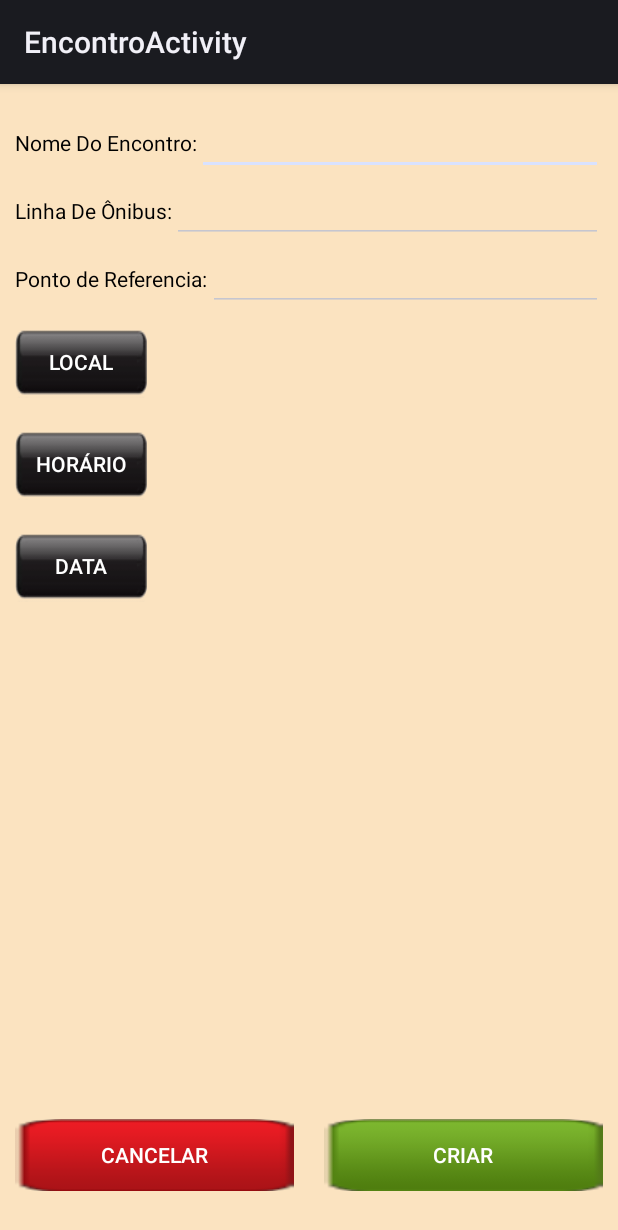
After one commit to leonardoavelino/CiaDoBusao, an Android app: the NovoEncontroActivity screen opened directly, with no data from a screen before it, on a phone screen of 412 x 824 dp. The commit adds this screen. Shown: the top 1230 px of the screen. Run offline under Robolectric (Android 15) with nearby library versions, the phone set to English and light mode, and no system bars.

Commit message:
Tela novoencontro criada; quando logado inicia a tela de perfil

```diff
--- a/app/src/main/AndroidManifest.xml
+++ b/app/src/main/AndroidManifest.xml
@@ -1,7 +1,8 @@
 <?xml version="1.0" encoding="utf-8"?>
 <manifest xmlns:android="http://schemas.android.com/apk/res/android"
     package="com.example.snakechild.ciadobusao" >
-    <uses-permission android:name="android.permission.INTERNET"/>
+
+    <uses-permission android:name="android.permission.INTERNET" />
     <uses-permission android:name="android.permission.ACCESS_NETWORK_STATE" />
     <uses-permission android:name="android.permission.WAKE_LOCK" />
     <uses-permission android:name="android.permission.VIBRATE" />
@@ -9,9 +10,12 @@
     <uses-permission android:name="android.permission.GET_ACCOUNTS" />
     <uses-permission android:name="com.google.android.c2dm.permission.RECEIVE" />
 
-    <permission android:protectionLevel="signature"
-        android:name="com.example.snakechild.ciadobusao.permission.C2D_MESSAGE" />
+    <permission
+        android:name="com.example.snakechild.ciadobusao.permission.C2D_MESSAGE"
+        android:protectionLevel="signature" />
+
     <uses-permission android:name="com.example.snakechild.ciadobusao.permission.C2D_MESSAGE" />
+
     <application
         android:allowBackup="true"
         android:icon="@mipmap/ic_launcher"
@@ -41,23 +45,27 @@
             android:label="@string/title_activity_perfil"
             android:parentActivityName=".MainActivity" >
         </activity>
+
         <service android:name="com.parse.PushService" />
-        <receiver android:name="com.parse.ParseBroadcastReceiver">
+
+        <receiver android:name="com.parse.ParseBroadcastReceiver" >
             <intent-filter>
                 <action android:name="android.intent.action.BOOT_COMPLETED" />
                 <action android:name="android.intent.action.USER_PRESENT" />
             </intent-filter>
         </receiver>
-        <receiver android:name="com.parse.ParsePushBroadcastReceiver"
-            android:exported="false">
+        <receiver
+            android:name="com.parse.ParsePushBroadcastReceiver"
+            android:exported="false" >
             <intent-filter>
                 <action android:name="com.parse.push.intent.RECEIVE" />
                 <action android:name="com.parse.push.intent.DELETE" />
                 <action android:name="com.parse.push.intent.OPEN" />
             </intent-filter>
         </receiver>
-        <receiver android:name="com.parse.GcmBroadcastReceiver"
-            android:permission="com.google.android.c2dm.permission.SEND">
+        <receiver
+            android:name="com.parse.GcmBroadcastReceiver"
+            android:permission="com.google.android.c2dm.permission.SEND" >
             <intent-filter>
                 <action android:name="com.google.android.c2dm.intent.RECEIVE" />
                 <action android:name="com.google.android.c2dm.intent.REGISTRATION" />
@@ -65,6 +73,11 @@
                 <category android:name="com.example.snakechild.ciadobusao" />
             </intent-filter>
         </receiver>
+
+        <activity
+            android:name=".NovoEncontroActivity"
+            android:label="@string/title_activity_encontro" >
+        </activity>
     </application>
 
 </manifest>
--- a/app/src/main/java/com/example/snakechild/ciadobusao/MainActivity.java
+++ b/app/src/main/java/com/example/snakechild/ciadobusao/MainActivity.java
@@ -39,7 +39,6 @@ public class MainActivity extends Activity {
         final LoginButton authButton = (LoginButton) findViewById(R.id.auth_button);
         authButton.setReadPermissions("public_profile");
         authButton.setReadPermissions("user_friends");
-
         authButton.registerCallback(mCallbackManager, new FacebookCallback<LoginResult>() {
             @Override
             public void onSuccess(LoginResult loginResult) {
@@ -86,6 +85,11 @@ public class MainActivity extends Activity {
         TextView txt = (TextView) findViewById(R.id.idAppName);
         Typeface font = Typeface.createFromAsset(getAssets(), "Amaranth-Bold.otf");
         txt.setTypeface(font);
+        if (authButton.getText().toString().equals("Log out")) {
+            Intent i = new Intent();
+            i.setClass(getApplicationContext(), PerfilActivity.class);
+            startActivity(i);
+        }
     }
 
 
@@ -112,6 +116,11 @@ public class MainActivity extends Activity {
     }
 
     @Override
+    public void onBackPressed() {
+        super.onBackPressed();
+    }
+
+    @Override
     protected void onActivityResult(int requestCode, int resultCode, Intent data) {
         super.onActivityResult(requestCode, resultCode, data);
         mCallbackManager.onActivityResult(requestCode, resultCode, data);
--- /dev/null
+++ b/app/src/main/java/com/example/snakechild/ciadobusao/NovoEncontroActivity.java
@@ -0,0 +1,14 @@
+package com.example.snakechild.ciadobusao;
+
+import android.app.Activity;
+import android.os.Bundle;
+
+
+public class NovoEncontroActivity extends Activity {
+
+    @Override
+    protected void onCreate(Bundle savedInstanceState) {
+        super.onCreate(savedInstanceState);
+        setContentView(R.layout.activity_novoencontro);
+    }
+}
--- a/app/src/main/java/com/example/snakechild/ciadobusao/PerfilActivity.java
+++ b/app/src/main/java/com/example/snakechild/ciadobusao/PerfilActivity.java
@@ -71,4 +71,15 @@ public class PerfilActivity extends Activity {
 
     }
 
+    @Override
+    public void onBackPressed() {
+        super.onBackPressed();
+        finish();
+    }
+
+    @Override
+    public boolean onOptionsItemSelected(MenuItem item) {
+        onBackPressed();
+        return true;
+    }
 }
--- /dev/null
+++ b/app/src/main/res/layout/activity_novoencontro.xml
@@ -0,0 +1,187 @@
+<?xml version="1.0" encoding="utf-8"?>
+<LinearLayout xmlns:android="http://schemas.android.com/apk/res/android"
+    android:layout_width="match_parent"
+    android:layout_height="match_parent"
+    android:orientation="vertical"
+    android:background="#fffbe3c0">
+
+    <LinearLayout
+        android:layout_width="match_parent"
+        android:layout_height="wrap_content"
+        android:orientation="horizontal"
+        android:paddingTop="15dp" >
+
+        <TextView
+            android:id="@+id/textView"
+            android:layout_width="wrap_content"
+            android:layout_height="wrap_content"
+            android:layout_marginLeft="10dp"
+            android:maxLines="1"
+            android:singleLine="true"
+            android:text="Nome Do Encontro:"
+            android:textColor="#000000"/>
+
+        <EditText
+            android:id="@+id/nomeEdit"
+            android:layout_width="wrap_content"
+            android:layout_height="wrap_content"
+            android:layout_marginRight="10dp"
+            android:layout_weight="1"
+            android:ems="10"
+            android:inputType="textPersonName"
+            android:maxLines="1"
+            android:singleLine="true" />
+    </LinearLayout>
+
+    <LinearLayout
+        android:layout_width="match_parent"
+        android:layout_height="wrap_content"
+        android:orientation="horizontal" >
+
+        <TextView
+            android:id="@+id/textView2"
+            android:layout_width="wrap_content"
+            android:layout_height="wrap_content"
+            android:layout_marginLeft="10dp"
+            android:text="Linha De Ônibus:"
+            android:textColor="#000000"/>
+
+        <EditText
+            android:id="@+id/linhaEdit"
+            android:layout_width="wrap_content"
+            android:layout_height="wrap_content"
+            android:layout_marginRight="10dp"
+            android:layout_weight="1"
+            android:ems="10"
+            android:inputType="textPersonName"
+            android:maxLines="1"
+            android:singleLine="true" />
+    </LinearLayout>
+
+    <LinearLayout
+        android:layout_width="match_parent"
+        android:layout_height="wrap_content"
+        android:orientation="horizontal" >
+
+        <TextView
+            android:id="@+id/textView3"
+            android:layout_width="wrap_content"
+            android:layout_height="wrap_content"
+            android:layout_marginLeft="10dp"
+            android:text="Ponto de Referencia:"
+            android:textColor="#000000"/>
+
+        <EditText
+            android:id="@+id/pontoEdit"
+            android:layout_width="wrap_content"
+            android:layout_height="wrap_content"
+            android:layout_marginRight="10dp"
+            android:layout_weight="1"
+            android:ems="10"
+            android:inputType="textPersonName"
+            android:maxLines="1"
+            android:singleLine="true" />
+    </LinearLayout>
+
+    <RelativeLayout
+        android:layout_width="match_parent"
+        android:layout_height="wrap_content"
+        android:orientation="horizontal" >
+
+        <Button
+            android:id="@+id/buttonLocal"
+            android:layout_width="wrap_content"
+            android:layout_height="wrap_content"
+            android:layout_marginBottom="10dp"
+            android:layout_marginLeft="10dp"
+            android:layout_marginTop="10dp"
+            android:background="@mipmap/buttonblack"
+            android:text="Local"
+            android:textColor="#FFFFFF" />
+
+        <TextView
+            android:id="@+id/textViewLocal"
+            android:layout_width="wrap_content"
+            android:layout_height="wrap_content"
+            android:layout_centerHorizontal="true"
+            android:layout_centerVertical="true" />
+    </RelativeLayout>
+
+    <RelativeLayout
+        android:layout_width="match_parent"
+        android:layout_height="wrap_content"
+        android:orientation="horizontal" >
+
+        <Button
+            android:id="@+id/horarioButton"
+            android:layout_width="wrap_content"
+            android:layout_height="wrap_content"
+            android:layout_marginLeft="10dp"
+            android:layout_marginTop="10dp"
+            android:layout_marginBottom="10dp"
+            android:background="@mipmap/buttonblack"
+            android:text="Horário"
+            android:textColor="#FFFFFF" />
+
+        <TextView
+            android:id="@+id/textViewHora"
+            android:layout_width="wrap_content"
+            android:layout_height="wrap_content"
+            android:layout_centerHorizontal="true"
+            android:layout_centerVertical="true" />
+    </RelativeLayout>
+
+    <RelativeLayout
+        android:layout_width="match_parent"
+        android:layout_height="wrap_content"
+        android:orientation="horizontal" >
+
+        <Button
+            android:id="@+id/dataPickerButton"
+            android:layout_width="wrap_content"
+            android:layout_height="wrap_content"
+            android:layout_marginLeft="10dp"
+            android:layout_marginTop="10dp"
+            android:background="@mipmap/buttonblack"
+            android:text="Data"
+            android:textColor="#FFFFFF" />
+
+        <TextView
+            android:id="@+id/textViewData"
+            android:layout_width="wrap_content"
+            android:layout_height="wrap_content"
+            android:layout_centerHorizontal="true"
+            android:layout_centerVertical="true" />
+    </RelativeLayout>
+
+    <LinearLayout
+        android:layout_width="match_parent"
+        android:layout_height="154dp"
+        android:layout_weight="1.54"
+        android:gravity="center_horizontal|bottom"
+        android:orientation="horizontal"
+        android:paddingTop="40dp" >
+
+        <Button
+            android:id="@+id/cancelarButtonId"
+            android:layout_width="wrap_content"
+            android:layout_height="wrap_content"
+            android:layout_margin="10dp"
+            android:layout_weight="1"
+            android:background="@mipmap/btn_red_matte"
+            android:text="Cancelar"
+            android:textColor="#ffffff" />
+
+        <Button
+            android:id="@+id/botaocriar"
+            android:layout_width="wrap_content"
+            android:layout_height="wrap_content"
+            android:layout_margin="10dp"
+            android:layout_marginLeft="30dp"
+            android:layout_weight="1"
+            android:background="@mipmap/btn_green_matte"
+            android:text="Criar"
+            android:textColor="#ffffff" />
+    </LinearLayout>
+
+</LinearLayout>
--- /dev/null
+++ b/app/src/main/res/menu/menu_encontro.xml
@@ -0,0 +1,7 @@
+<menu xmlns:android="http://schemas.android.com/apk/res/android"
+    xmlns:app="http://schemas.android.com/apk/res-auto"
+    xmlns:tools="http://schemas.android.com/tools"
+    tools:context="com.example.snakechild.ciadobusao.NovoEncontroActivity">
+    <item android:id="@+id/action_settings" android:title="@string/action_settings"
+        android:orderInCategory="100" app:showAsAction="never" />
+</menu>
--- a/app/src/main/res/values/strings.xml
+++ b/app/src/main/res/values/strings.xml
@@ -12,4 +12,5 @@
     <string name="title_section3">Section 3</string>
     <string name="name_app">Cia. do Busão</string>
     <string name="title_activity_perfil">PerfilActivity</string>
+    <string name="title_activity_encontro">EncontroActivity</string>
 </resources>
```
Also changed, not shown: app/src/main/res/mipmap-hdpi/btn_green_matte.png (added), app/src/main/res/mipmap-hdpi/btn_red_matte.png (added), app/src/main/res/mipmap-hdpi/buttonblack.png (added).
